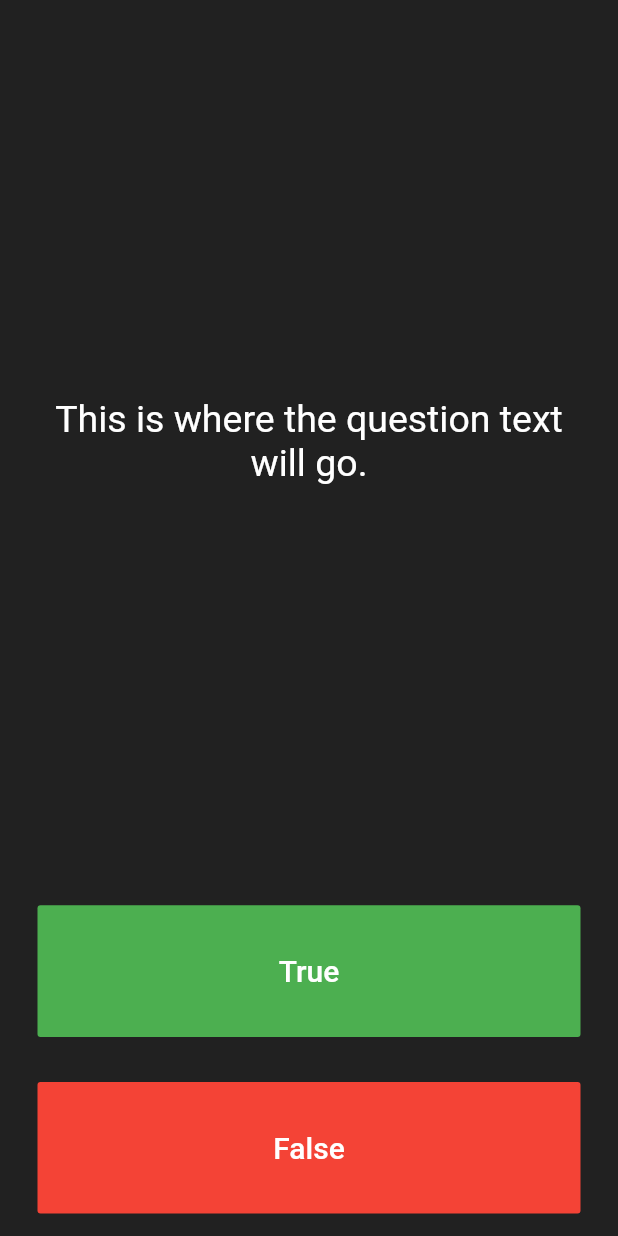
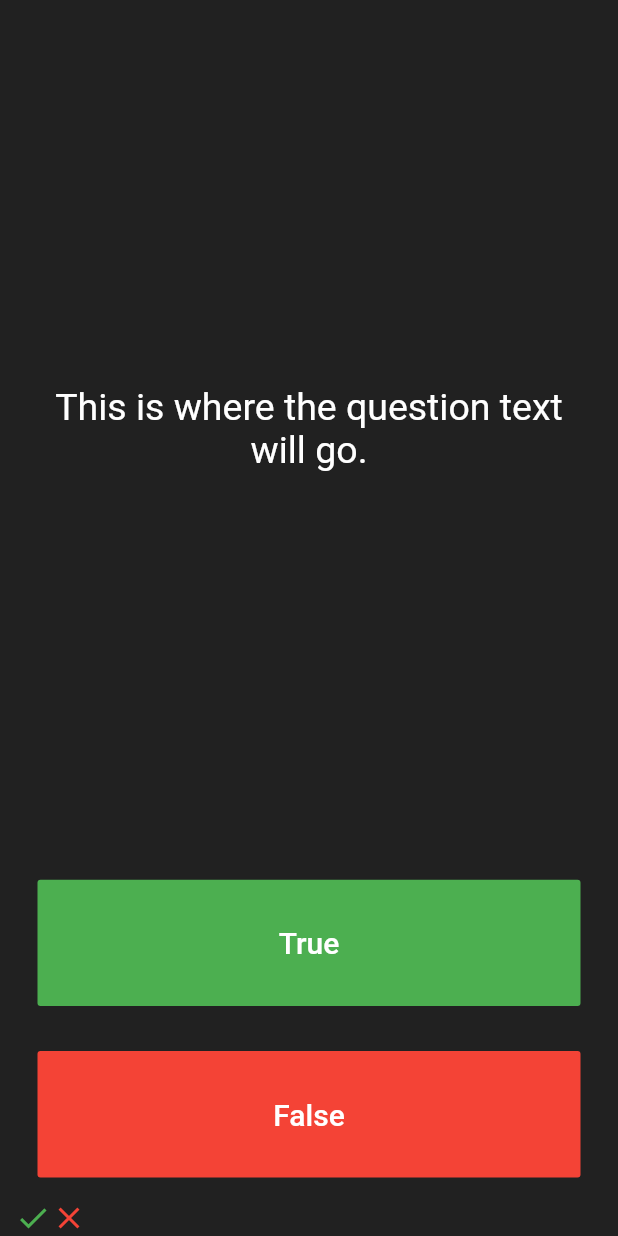
Before and after one commit to n04h/flutter_practice, a Flutter app: the screen it shows after launch, on a phone screen of 412 x 824 dp. Run offline on Flutter 3.47's test engine with Material 2 defaults, Android fonts, the phone set to English and light mode, and no system bars.

Commit message:
✨ スコア表示する部分のUIを作った

```diff
--- a/lib/main.dart
+++ b/lib/main.dart
@@ -84,7 +84,18 @@ class _QuizPageState extends State<QuizPage> {
             ),
           ),
         ),
-        //TODO: Add a Row here as your score keeper
+        Row(
+          children: <Widget>[
+            Icon(
+              Icons.check,
+              color: Colors.green,
+            ),
+            Icon(
+              Icons.close,
+              color: Colors.red,
+            ),
+          ],
+        ),
       ],
     );
   }
```
Also changed, not shown: 1 other file.
